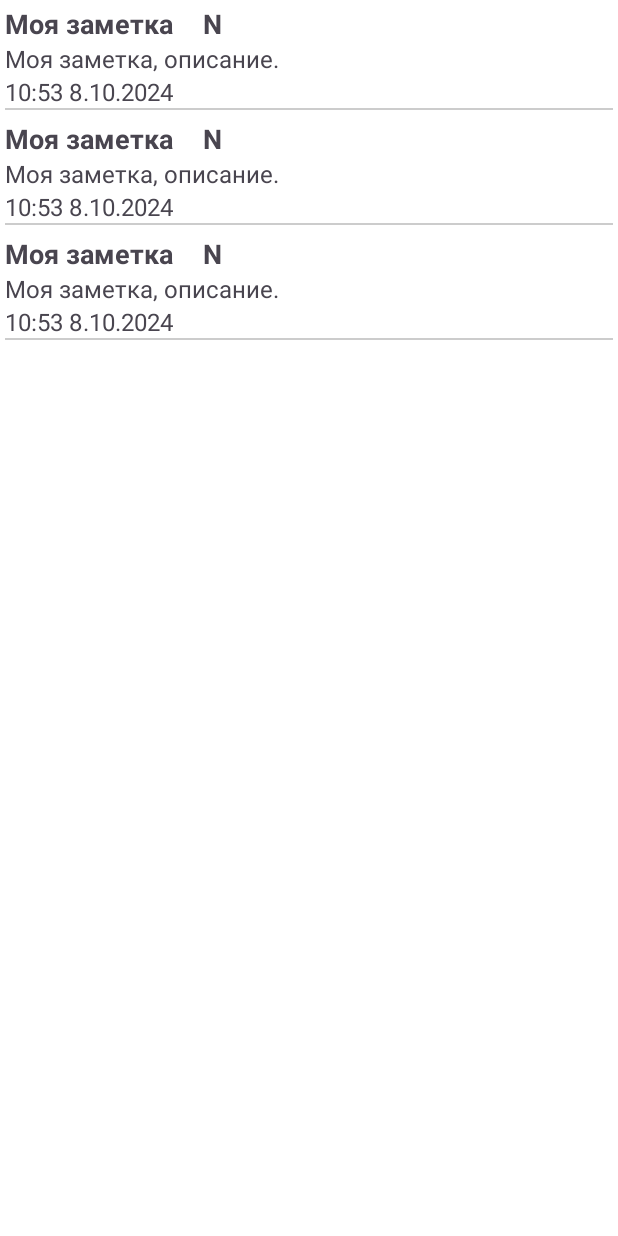
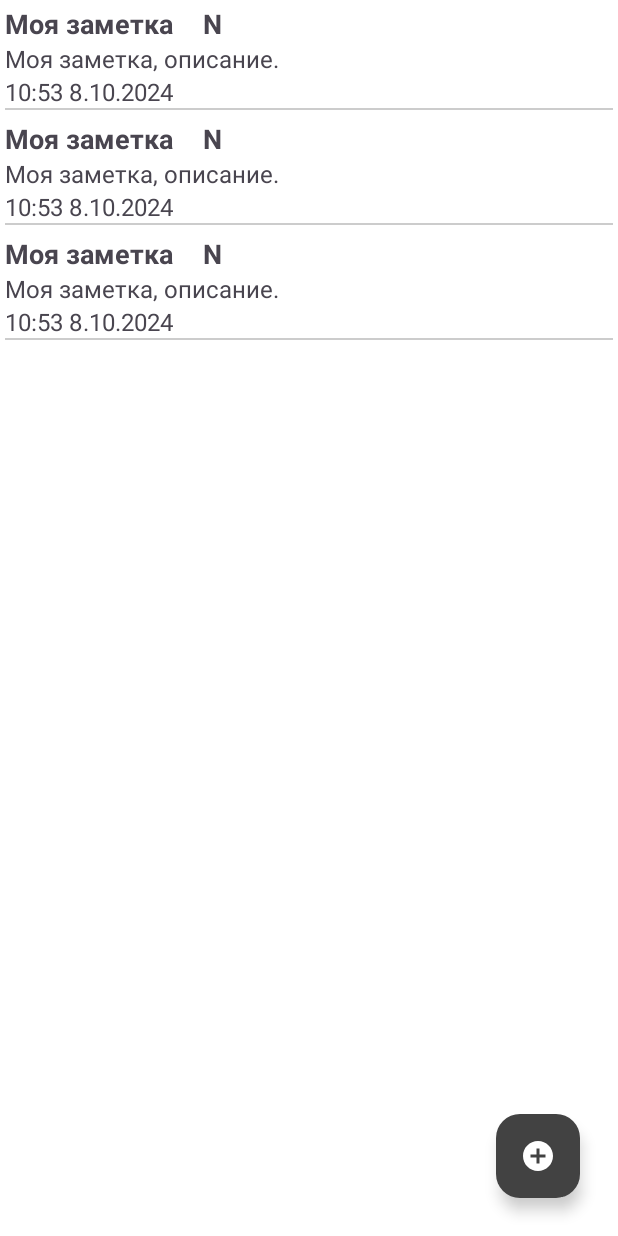
Before and after one commit to IgorNe/TodoList, an Android app: the layout list_fragment.xml on its own in the app's theme, with its tools: preview values and no code run, on a phone screen of 412 x 824 dp. Run offline under Robolectric (Android 15) with nearby library versions, the phone set to English and light mode, and no system bars.

```diff
--- a/app/src/main/res/layout/list_fragment.xml
+++ b/app/src/main/res/layout/list_fragment.xml
@@ -2,13 +2,26 @@
 <androidx.constraintlayout.widget.ConstraintLayout xmlns:android="http://schemas.android.com/apk/res/android"
     android:layout_width="match_parent"
     android:layout_height="match_parent"
-    xmlns:tools="http://schemas.android.com/tools" android:background="@color/white">
+    xmlns:tools="http://schemas.android.com/tools"
+    xmlns:app="http://schemas.android.com/apk/res-auto"
+    android:background="@color/white">
 
     <androidx.recyclerview.widget.RecyclerView
         android:id="@+id/rv_list_data"
         android:layout_width="match_parent"
         android:layout_height="match_parent"
         tools:listitem="@layout/item_data" />
+    <com.google.android.material.floatingactionbutton.FloatingActionButton
+        android:id="@+id/btn_add_note"
+        android:layout_width="wrap_content"
+        android:layout_height="wrap_content"
+        app:layout_constraintEnd_toEndOf="parent"
+        app:layout_constraintBottom_toBottomOf="parent"
+        android:layout_margin="25dp"
+        android:src="@drawable/baseline_add_circle_24"
+        app:tint="@color/white"
+        android:scaleType="fitXY"
+        android:backgroundTint="@color/cardview_dark_background"/>
 
 
 </androidx.constraintlayout.widget.ConstraintLayout>
```
Also changed, not shown: app/src/main/java/com/example/todolist/domain/models/ListFragmentModel.kt (deleted, +0 -13 lines), app/src/main/java/com/example/todolist/domain/models/ListFragmentViewModel.kt (added, +29 -0 lines), app/src/main/java/com/example/todolist/presentation/adapters/ListFragmentRecyclerViewAdapter.kt (+7 -20 lines), app/src/main/java/com/example/todolist/presentation/fragments/ListFragment.kt (+31 -5 lines).
